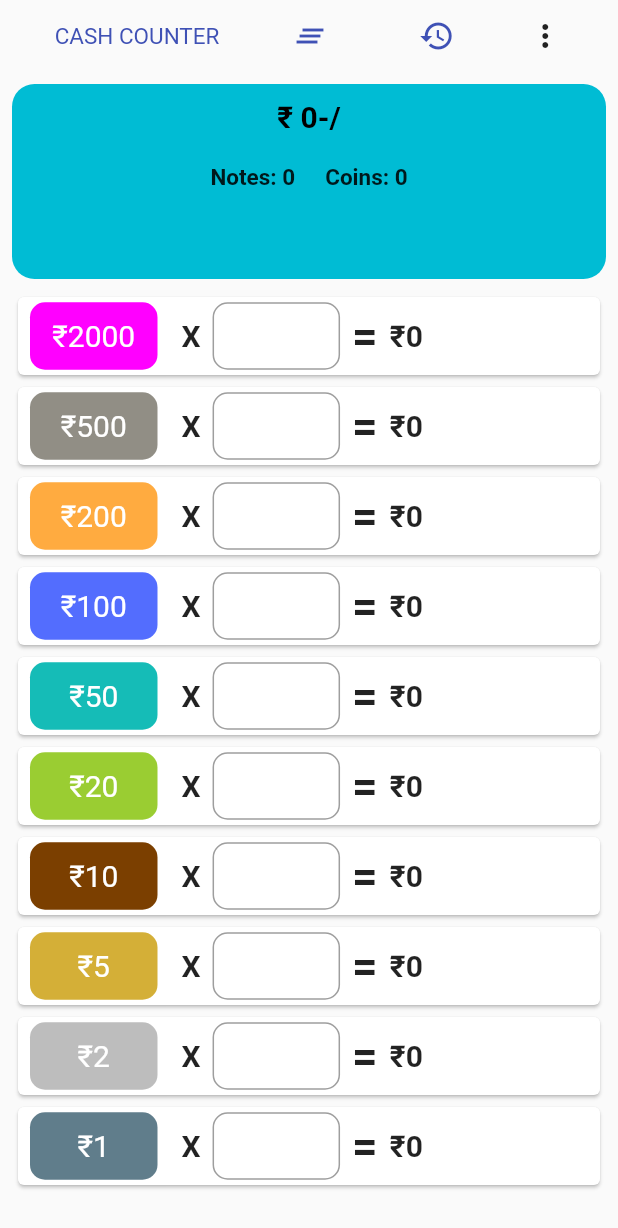
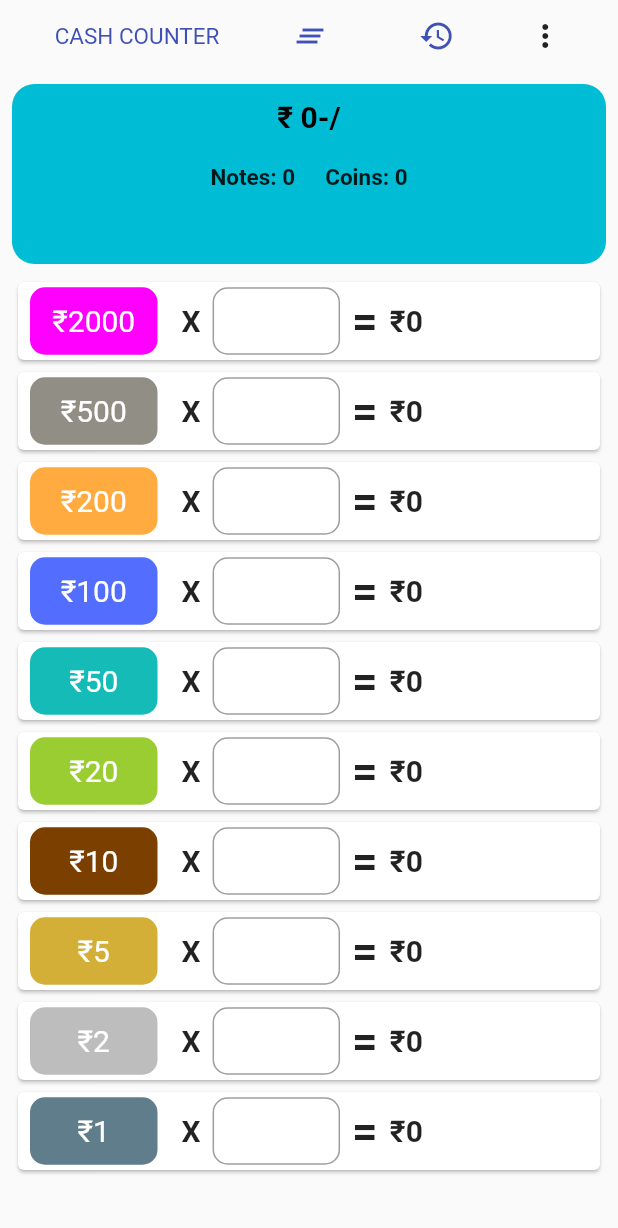
Before and after one commit to prathap021/Cash-denomination, a Flutter app: the screen it shows after launch, on a phone screen of 412 x 824 dp. Shown: the top 1228 px of the screen. Run offline on Flutter 3.47's test engine with Material 2 defaults, Android fonts, the phone set to English and light mode, and no system bars; our stand-ins replace get, get_storage; missing offline and left inert: number_to_words.

Commit message:
folder structure

```diff
--- a/lib/controller/binding.dart
+++ b/lib/controller/binding/homepage_binding.dart
@@ -1,5 +1,5 @@
 import 'package:get/get.dart';
-import 'package:getcash/controller/controller.dart';
+import 'package:getcash/controller/home_controller.dart';
 
 class HomeBinding implements Bindings {
   @override
--- a/lib/view/setting_view/binding/setting_binding.dart
+++ b/lib/controller/binding/setting_binding.dart
@@ -1,6 +1,6 @@
 import 'package:get/get.dart';
 
-import 'package:getcash/view/setting_view/controller/setting_controller.dart';
+import 'package:getcash/controller/setting_controller.dart';
 
 class SettingBinding implements Bindings {
   @override
--- a/lib/view/setting_view/controller/setting_controller.dart
+++ b/lib/controller/setting_controller.dart
@@ -1,5 +1,3 @@
-import 'dart:developer';
-
 import 'package:get/get.dart';
 
 import 'package:get_storage/get_storage.dart';
@@ -85,7 +83,7 @@ class SettingController extends GetxController {
   @override
   void onInit() {
     super.onInit();
-    log('values read');
+
     readvisiblevalues();
   }
 }
--- a/lib/main.dart
+++ b/lib/main.dart
@@ -3,12 +3,14 @@
 import 'package:flutter/material.dart';
 import 'package:get/get.dart';
 import 'package:get_storage/get_storage.dart';
-import 'package:getcash/controller/binding.dart';
-import 'package:getcash/view/homepage.dart';
-import 'package:getcash/view/setting_view/binding/setting_binding.dart';
-import 'package:getcash/view/setting_view/view/setting_view.dart';
+import 'package:getcash/controller/binding/homepage_binding.dart';
+import 'package:getcash/views/setting_view.dart';
+
+import 'controller/binding/setting_binding.dart';
+import 'views/homepage.dart';
 
 void main() async {
+  WidgetsFlutterBinding.ensureInitialized();
   await GetStorage.init();
   runApp(MyApp());
 }
@@ -29,7 +31,6 @@ class MyApp extends StatelessWidget {
         page: () => Settingview(),
         binding: SettingBinding(),
       ),
-
     ]);
   }
 }
--- a/lib/view/homepage.dart
+++ b/lib/views/homepage.dart
@@ -4,9 +4,9 @@ import 'package:flutter/material.dart';
 import 'package:flutter/services.dart';
 import 'package:get/get.dart';
 
-import '../controller/controller.dart';
-import 'setting_view/controller/setting_controller.dart';
-import 'setting_view/view/setting_view.dart';
+import '../controller/home_controller.dart';
+import '../controller/setting_controller.dart';
+import 'setting_view.dart';
 import 'package:number_to_words/number_to_words.dart';
 
 class Home extends StatelessWidget {
@@ -65,7 +65,7 @@ class Home extends StatelessWidget {
               Padding(
                 padding: const EdgeInsets.all(8.0),
                 child: Container(
-                  height: 130,
+                  height: 120,
                   width: double.infinity,
                   decoration: BoxDecoration(
                     color: Colors.cyan,
@@ -76,7 +76,6 @@ class Home extends StatelessWidget {
                       children: [
                         Padding(
                           padding: const EdgeInsets.all(10.0),
-                          child: Expanded(
                           child: Text(
                             '₹\t' +
                                 indiacontroller.total.value.toString() +
@@ -85,7 +84,6 @@ class Home extends StatelessWidget {
                                 fontSize: 20,
                                 fontWeight: FontWeight.bold,
                                 color: Colors.black),
-                            ),
                           ),
                         ),
                         Padding(
@@ -108,7 +106,6 @@ class Home extends StatelessWidget {
                               Padding(
                                 padding:
                                     const EdgeInsets.only(left: 20, right: 5),
-                                child: Expanded(
                                 child: Text(
                                   "Coins:\t" +
                                       indiacontroller.coins.value.toString(),
@@ -116,21 +113,17 @@ class Home extends StatelessWidget {
                                       fontWeight: FontWeight.bold,
                                       fontSize: 15),
                                 ),
-                                ),
                               )
                             ],
                           ),
                         ),
                         Padding(
                             padding: const EdgeInsets.all(10.0),
-                            child: Expanded(
                             child: Text(
                               NumberToWord()
-                                    .convert(
-                                        'en-in', indiacontroller.total.value)
+                                  .convert('en-in', indiacontroller.total.value)
                                   .toUpperCase(),
                               style: TextStyle(fontWeight: FontWeight.w700),
-                              ),
                             ))
                       ],
                     ),
--- a/lib/view/setting_view/view/setting_view.dart
+++ b/lib/views/setting_view.dart
@@ -3,7 +3,7 @@
 import 'package:flutter/material.dart';
 import 'package:get/get.dart';
 
-import 'package:getcash/view/setting_view/controller/setting_controller.dart';
+import 'package:getcash/controller/setting_controller.dart';
 
 class Settingview extends StatefulWidget {
   const Settingview({super.key});
```
Also changed, not shown: lib/controller/home_controller.dart (renamed from lib/controller/controller.dart), lib/view/splash_view/spash_view.dart (deleted). Lines whose indentation alone changed are shown as unchanged.
